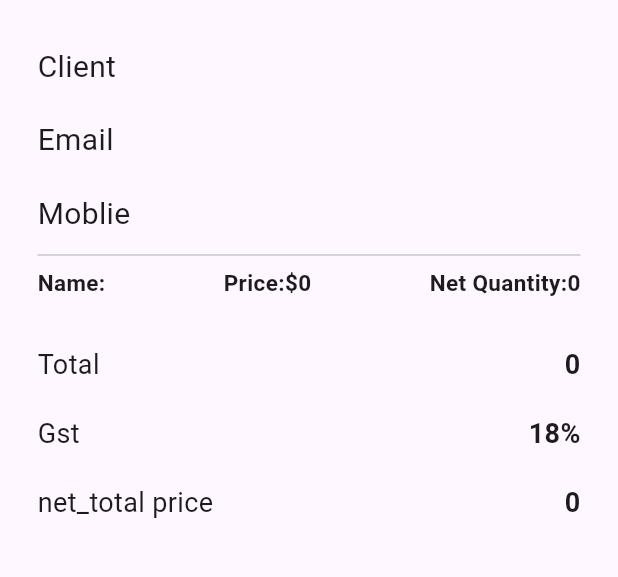
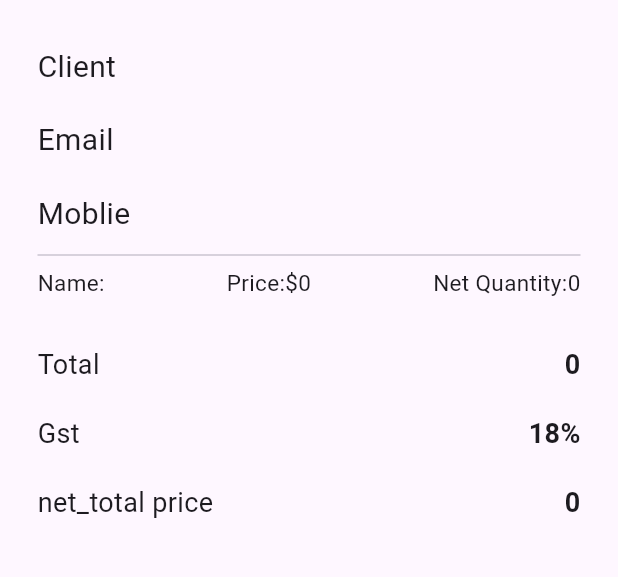
Before and after one commit to rutvik4940/invoice_app2, a Flutter app: the CartScreen screen opened by its route, on a phone screen of 412 x 824 dp, the part 84-661 px from its top. Run offline on Flutter 3.47's test engine with Material 3 defaults, Android fonts, the phone set to English and light mode, and no system bars; our stand-ins replace image_picker, pdf, printing; statements that could not run were skipped.

Commit message:
Update cart_screen.dart

```diff
--- a/lib/cart/cart_screen.dart
+++ b/lib/cart/cart_screen.dart
@@ -32,7 +32,7 @@ class _CartScreenState extends State<CartScreen> {
                     mainAxisAlignment: MainAxisAlignment.spaceBetween,
                     children: [
                       const Text("Client",style: TextStyle(fontSize: 20)),
-                      Text("${dataList[0]['name']}",style: const TextStyle(fontWeight: FontWeight.bold,fontSize: 18)),
+                      Text("${dataList[0]['name']}",style: const TextStyle(fontWeight: FofontSize: 18)),
                     ],
                   ),
                   const SizedBox(height: 20,),
@@ -57,9 +57,9 @@ class _CartScreenState extends State<CartScreen> {
                       children:List.generate(productList.length, (index) => Row(
                         mainAxisAlignment: MainAxisAlignment.spaceBetween,
                         children: [
-                          Text("Name:${productList[index]["name"]}\n",style: const TextStyle(fontWeight: FontWeight.bold,fontSize: 15),),
-                          Text("Price:\$${productList[index]["price"]}\n",style: const TextStyle(fontWeight: FontWeight.bold,fontSize: 15),),
-                          Text("Net Quantity:${productList[index]["quantity"]}\n",style: const TextStyle(fontWeight: FontWeight.bold,fontSize: 15),),
+                          Text("Name:${productList[index]["name"]}\n",style: const TextStyle(fontSize: 15),),
+                          Text("Price:\$${productList[index]["price"]}\n",style: const TextStyle(fontSize: 15),),
+                          Text("Net Quantity:${productList[index]["quantity"]}\n",style: const TextStyle(fontSize: 15),),
                         ],
                       ))
                   ),
```
